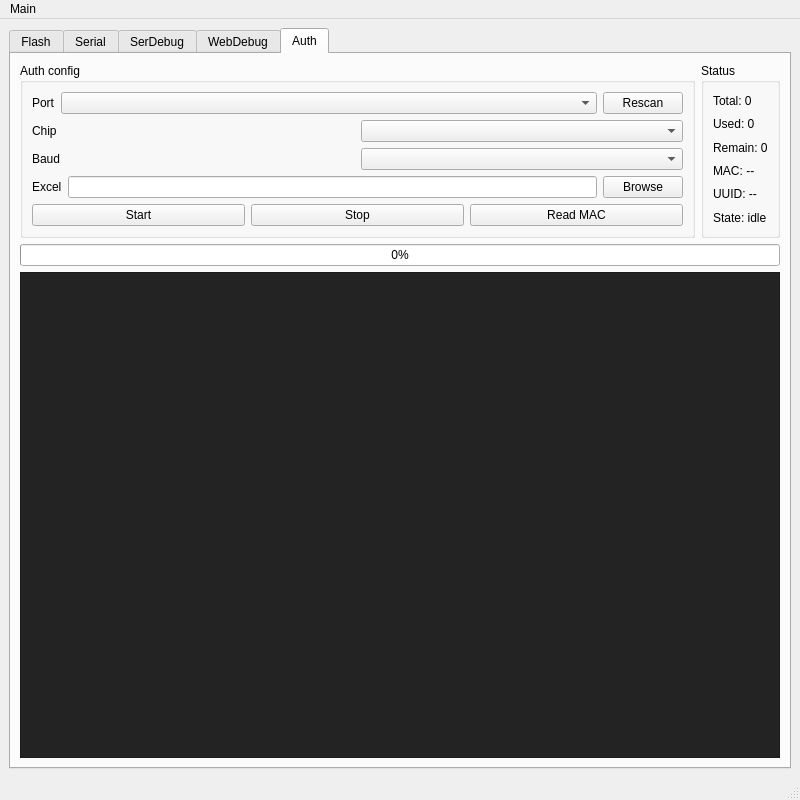
The window that tyutool/gui/ui_main.ui (tuya/tyutool) describes before a commit, drawn with Qt 5.
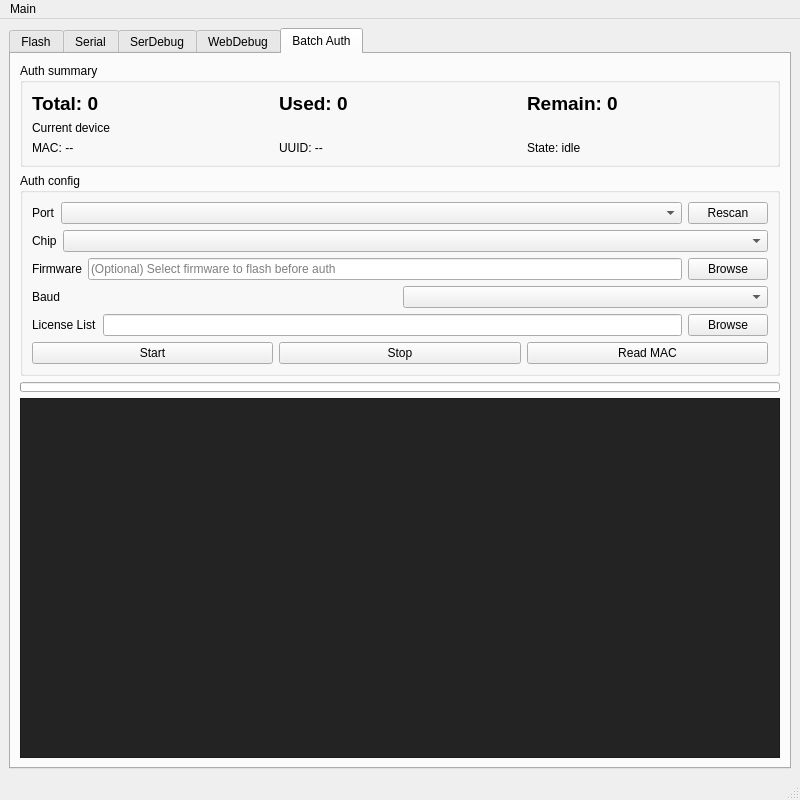
The same window after the commit. The open tabs and pages were chosen to show the change.

Commit message:
feat(auth): add batch authorization gui workflow
Made-with: Cursor

The edit to the form file:
```diff
--- a/tyutool/gui/ui_main.ui
+++ b/tyutool/gui/ui_main.ui
@@ -1449,11 +1449,95 @@
       </widget>
       <widget class="QWidget" name="tabAuth">
        <attribute name="title">
-        <string>Auth</string>
+        <string>Batch Auth</string>
        </attribute>
        <layout class="QVBoxLayout" name="verticalLayout_auth_root">
         <item>
-         <layout class="QHBoxLayout" name="horizontalLayout_auth_top">
+         <layout class="QVBoxLayout" name="verticalLayout_auth_top">
+          <item>
+           <widget class="QGroupBox" name="groupBoxAuthInfo">
+            <property name="title">
+             <string>Auth summary</string>
+            </property>
+            <layout class="QVBoxLayout" name="verticalLayout_auth_info">
+             <item>
+              <layout class="QHBoxLayout" name="horizontalLayout_auth_stats">
+               <item>
+                <widget class="QLabel" name="labelAuthTotal">
+                 <property name="font">
+                  <font>
+                   <pointsize>14</pointsize>
+                   <bold>true</bold>
+                  </font>
+                 </property>
+                 <property name="text">
+                  <string>Total: 0</string>
+                 </property>
+                </widget>
+               </item>
+               <item>
+                <widget class="QLabel" name="labelAuthUsed">
+                 <property name="font">
+                  <font>
+                   <pointsize>14</pointsize>
+                   <bold>true</bold>
+                  </font>
+                 </property>
+                 <property name="text">
+                  <string>Used: 0</string>
+                 </property>
+                </widget>
+               </item>
+               <item>
+                <widget class="QLabel" name="labelAuthRemain">
+                 <property name="font">
+                  <font>
+                   <pointsize>14</pointsize>
+                   <bold>true</bold>
+                  </font>
+                 </property>
+                 <property name="text">
+                  <string>Remain: 0</string>
+                 </property>
+                </widget>
+               </item>
+              </layout>
+             </item>
+             <item>
+              <widget class="QLabel" name="labelAuthDeviceHeader">
+               <property name="text">
+                <string>Current device</string>
+               </property>
+              </widget>
+             </item>
+             <item>
+              <layout class="QHBoxLayout" name="horizontalLayout_auth_device">
+               <item>
+                <widget class="QLabel" name="labelAuthMAC">
+                 <property name="text">
+                  <string>MAC: --</string>
+                 </property>
+                </widget>
+               </item>
+               <item>
+                <widget class="QLabel" name="labelAuthUUID">
+                 <property name="text">
+                  <string>UUID: --</string>
+                 </property>
+                </widget>
+               </item>
+               <item>
+                <widget class="QLabel" name="labelAuthStatus">
+                 <property name="text">
+                  <string>State: idle</string>
+                 </property>
+                </widget>
+               </item>
+              </layout>
+             </item>
+            </layout>
+           </widget>
+          </item>
           <item>
            <widget class="QGroupBox" name="groupBoxAuthConfig">
             <property name="title">
@@ -1498,7 +1582,42 @@
                 </widget>
                </item>
                <item>
-                <widget class="QComboBox" name="comboBoxAuthChip"/>
+                <widget class="QComboBox" name="comboBoxAuthChip">
+                 <property name="sizePolicy">
+                  <sizepolicy hsizetype="Expanding" vsizetype="Fixed">
+                   <horstretch>1</horstretch>
+                   <verstretch>0</verstretch>
+                  </sizepolicy>
+                 </property>
+                </widget>
+               </item>
+              </layout>
+             </item>
+             <item>
+              <layout class="QHBoxLayout" name="horizontalLayout_auth_firmware">
+               <item>
+                <widget class="QLabel" name="labelAuthFirmware">
+                 <property name="text">
+                  <string>Firmware</string>
+                 </property>
+                </widget>
+               </item>
+               <item>
+                <widget class="QLineEdit" name="lineEditAuthFirmware">
+                 <property name="readOnly">
+                  <bool>true</bool>
+                 </property>
+                 <property name="placeholderText">
+                  <string>(Optional) Select firmware to flash before auth</string>
+                 </property>
+                </widget>
+               </item>
+               <item>
+                <widget class="QPushButton" name="pushButtonAuthBrowseFirmware">
+                 <property name="text">
+                  <string>Browse</string>
+                 </property>
+                </widget>
                </item>
               </layout>
              </item>
@@ -1521,7 +1640,7 @@
                <item>
                 <widget class="QLabel" name="labelAuthExcel">
                  <property name="text">
-                  <string>Excel</string>
+                  <string>License List</string>
                  </property>
                 </widget>
                </item>
@@ -1569,64 +1688,22 @@
             </layout>
            </widget>
           </item>
-          <item>
-           <widget class="QGroupBox" name="groupBoxAuthInfo">
-            <property name="title">
-             <string>Status</string>
-            </property>
-            <layout class="QVBoxLayout" name="verticalLayout_auth_info">
-             <item>
-              <widget class="QLabel" name="labelAuthTotal">
-               <property name="text">
-                <string>Total: 0</string>
-               </property>
-              </widget>
-             </item>
-             <item>
-              <widget class="QLabel" name="labelAuthUsed">
-               <property name="text">
-                <string>Used: 0</string>
-               </property>
-              </widget>
-             </item>
-             <item>
-              <widget class="QLabel" name="labelAuthRemain">
-               <property name="text">
-                <string>Remain: 0</string>
-               </property>
-              </widget>
-             </item>
-             <item>
-              <widget class="QLabel" name="labelAuthMAC">
-               <property name="text">
-                <string>MAC: --</string>
-               </property>
-              </widget>
-             </item>
-             <item>
-              <widget class="QLabel" name="labelAuthUUID">
-               <property name="text">
-                <string>UUID: --</string>
-               </property>
-              </widget>
-             </item>
-             <item>
-              <widget class="QLabel" name="labelAuthStatus">
-               <property name="text">
-                <string>State: idle</string>
-               </property>
-              </widget>
-             </item>
-            </layout>
-           </widget>
-          </item>
          </layout>
         </item>
         <item>
          <widget class="QProgressBar" name="progressBarAuth">
+          <property name="maximumSize">
+           <size>
+            <width>16777215</width>
+            <height>10</height>
+           </size>
+          </property>
           <property name="value">
            <number>0</number>
           </property>
+          <property name="textVisible">
+           <bool>false</bool>
+          </property>
          </widget>
         </item>
         <item>
```
The commit also changes 8 other files.
